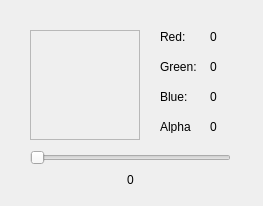
First picture: the form in paletteviewer.ui, repository ahmed-agiza/Jupiter, before the edit.
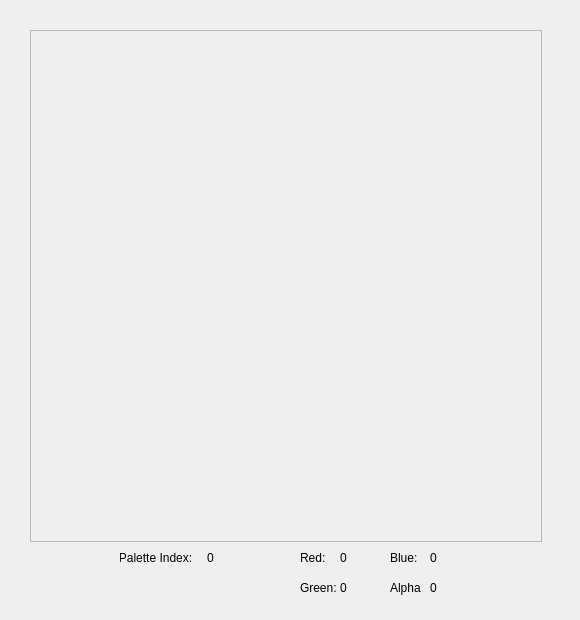
Second picture: the form after the edit.

Commit message: Remade the palette viewer

What changed in the file:
```diff
--- a/paletteviewer.ui
+++ b/paletteviewer.ui
@@ -6,8 +6,8 @@
    <rect>
     <x>0</x>
     <y>0</y>
-    <width>263</width>
-    <height>206</height>
+    <width>580</width>
+    <height>620</height>
    </rect>
   </property>
   <property name="windowTitle">
@@ -18,8 +18,8 @@
     <rect>
      <x>30</x>
      <y>30</y>
-     <width>110</width>
-     <height>110</height>
+     <width>512</width>
+     <height>512</height>
     </rect>
    </property>
    <property name="widgetResizable">
@@ -30,8 +30,8 @@
      <rect>
       <x>0</x>
       <y>0</y>
-      <width>108</width>
-      <height>108</height>
+      <width>510</width>
+      <height>510</height>
      </rect>
     </property>
    </widget>
@@ -39,10 +39,10 @@
   <widget class="QLabel" name="redLabel">
    <property name="geometry">
     <rect>
-     <x>160</x>
-     <y>30</y>
+     <x>300</x>
+     <y>550</y>
      <width>46</width>
-     <height>13</height>
+     <height>16</height>
     </rect>
    </property>
    <property name="text">
@@ -52,10 +52,10 @@
   <widget class="QLabel" name="greenLabel">
    <property name="geometry">
     <rect>
-     <x>160</x>
-     <y>60</y>
+     <x>300</x>
+     <y>580</y>
      <width>46</width>
-     <height>13</height>
+     <height>16</height>
     </rect>
    </property>
    <property name="text">
@@ -65,10 +65,10 @@
   <widget class="QLabel" name="blueLabel">
    <property name="geometry">
     <rect>
-     <x>160</x>
-     <y>90</y>
+     <x>390</x>
+     <y>550</y>
      <width>46</width>
-     <height>13</height>
+     <height>16</height>
     </rect>
    </property>
    <property name="text">
@@ -78,42 +78,23 @@
   <widget class="QLabel" name="alphaLabel">
    <property name="geometry">
     <rect>
-     <x>160</x>
-     <y>120</y>
+     <x>390</x>
+     <y>580</y>
      <width>46</width>
-     <height>13</height>
+     <height>16</height>
     </rect>
    </property>
    <property name="text">
     <string>Alpha</string>
    </property>
   </widget>
-  <widget class="QSlider" name="horizontalSlider">
-   <property name="geometry">
-    <rect>
-     <x>30</x>
-     <y>150</y>
-     <width>201</width>
-     <height>16</height>
-    </rect>
-   </property>
-   <property name="maximum">
-    <number>255</number>
-   </property>
-   <property name="tracking">
-    <bool>true</bool>
-   </property>
-   <property name="orientation">
-    <enum>Qt::Horizontal</enum>
-   </property>
-  </widget>
   <widget class="QLabel" name="colorNumber">
    <property name="geometry">
     <rect>
-     <x>110</x>
-     <y>170</y>
+     <x>190</x>
+     <y>550</y>
      <width>41</width>
-     <height>20</height>
+     <height>16</height>
     </rect>
    </property>
    <property name="text">
@@ -126,10 +107,10 @@
   <widget class="QLabel" name="redValue">
    <property name="geometry">
     <rect>
-     <x>210</x>
-     <y>30</y>
+     <x>340</x>
+     <y>550</y>
      <width>46</width>
-     <height>13</height>
+     <height>16</height>
     </rect>
    </property>
    <property name="text">
@@ -139,10 +120,10 @@
   <widget class="QLabel" name="blueValue">
    <property name="geometry">
     <rect>
-     <x>210</x>
-     <y>90</y>
+     <x>430</x>
+     <y>550</y>
      <width>46</width>
-     <height>13</height>
+     <height>16</height>
     </rect>
    </property>
    <property name="text">
@@ -152,10 +133,10 @@
   <widget class="QLabel" name="alphaValue">
    <property name="geometry">
     <rect>
-     <x>210</x>
-     <y>120</y>
+     <x>430</x>
+     <y>580</y>
      <width>46</width>
-     <height>13</height>
+     <height>16</height>
     </rect>
    </property>
    <property name="text">
@@ -165,16 +146,32 @@
   <widget class="QLabel" name="greenValue">
    <property name="geometry">
     <rect>
-     <x>210</x>
-     <y>60</y>
+     <x>340</x>
+     <y>580</y>
      <width>46</width>
-     <height>13</height>
+     <height>16</height>
     </rect>
    </property>
    <property name="text">
     <string>0</string>
    </property>
   </widget>
+  <widget class="QLabel" name="colorNumber_2">
+   <property name="geometry">
+    <rect>
+     <x>120</x>
+     <y>550</y>
+     <width>71</width>
+     <height>16</height>
+    </rect>
+   </property>
+   <property name="text">
+    <string>Palette Index:</string>
+   </property>
+   <property name="alignment">
+    <set>Qt::AlignCenter</set>
+   </property>
+  </widget>
  </widget>
  <resources/>
  <connections/>
```
The commit also changes 5 other files.
